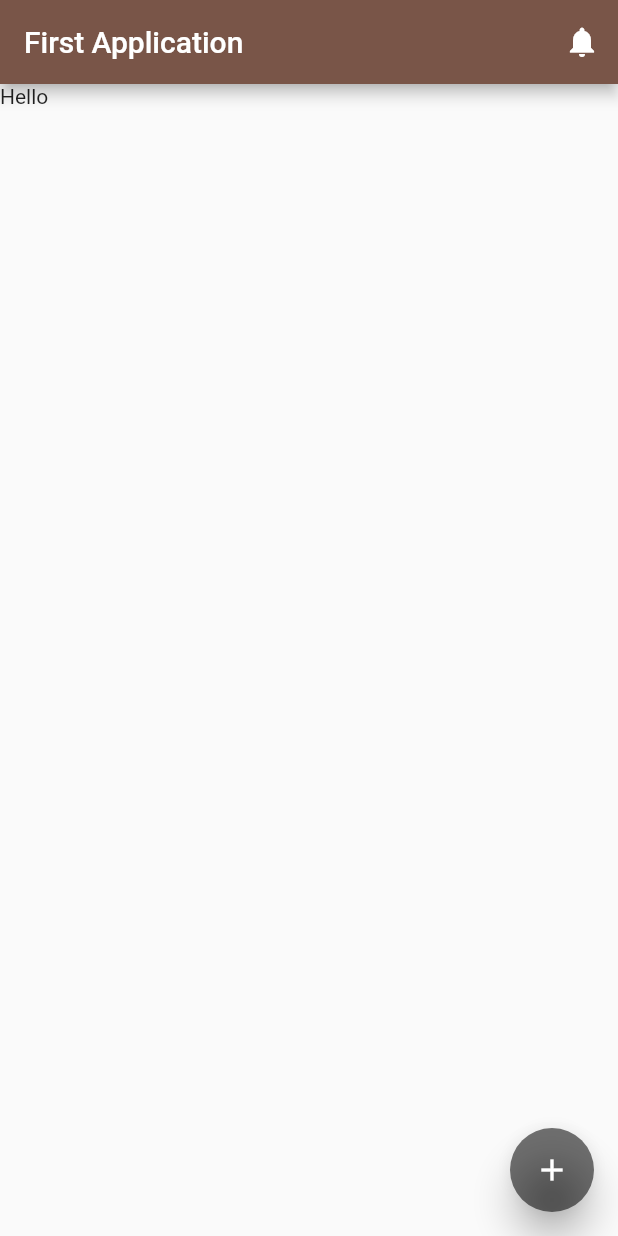
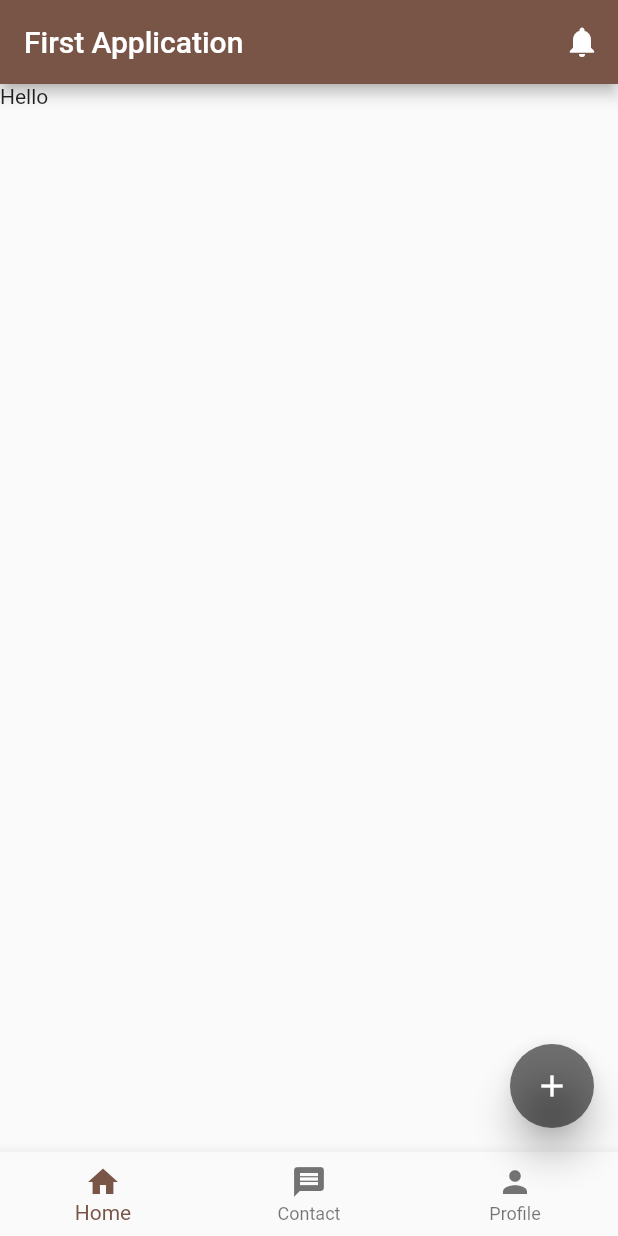
Before and after one commit to xahin96/flutter-1, a Flutter app: the screen it shows after launch, on a phone screen of 412 x 824 dp. Run offline on Flutter 3.47's test engine with Material 2 defaults, Android fonts, the phone set to English and light mode, and no system bars.

Commit message:
bottom nav added

```diff
--- a/lib/main.dart
+++ b/lib/main.dart
@@ -50,6 +50,25 @@ class HomeActivity extends StatelessWidget {
           notificationOnClick('Add clicked', context);
         },
       ),
+      bottomNavigationBar: BottomNavigationBar(
+        currentIndex: 0,
+        items: const [
+          BottomNavigationBarItem(icon: Icon(Icons.home), label: 'Home'),
+          BottomNavigationBarItem(icon: Icon(Icons.message), label: 'Contact'),
+          BottomNavigationBarItem(icon: Icon(Icons.person), label: 'Profile'),
+        ],
+        onTap: (int index){
+          if(index == 0){
+            notificationOnClick('Home bottom menu', context);
+          }
+          if(index == 1){
+            notificationOnClick('Contact bottom menu', context);
+          }
+          if(index == 2){
+            notificationOnClick('Profile bottom menu', context);
+          }
+        },
+      ),
     );
   }
 }
```
